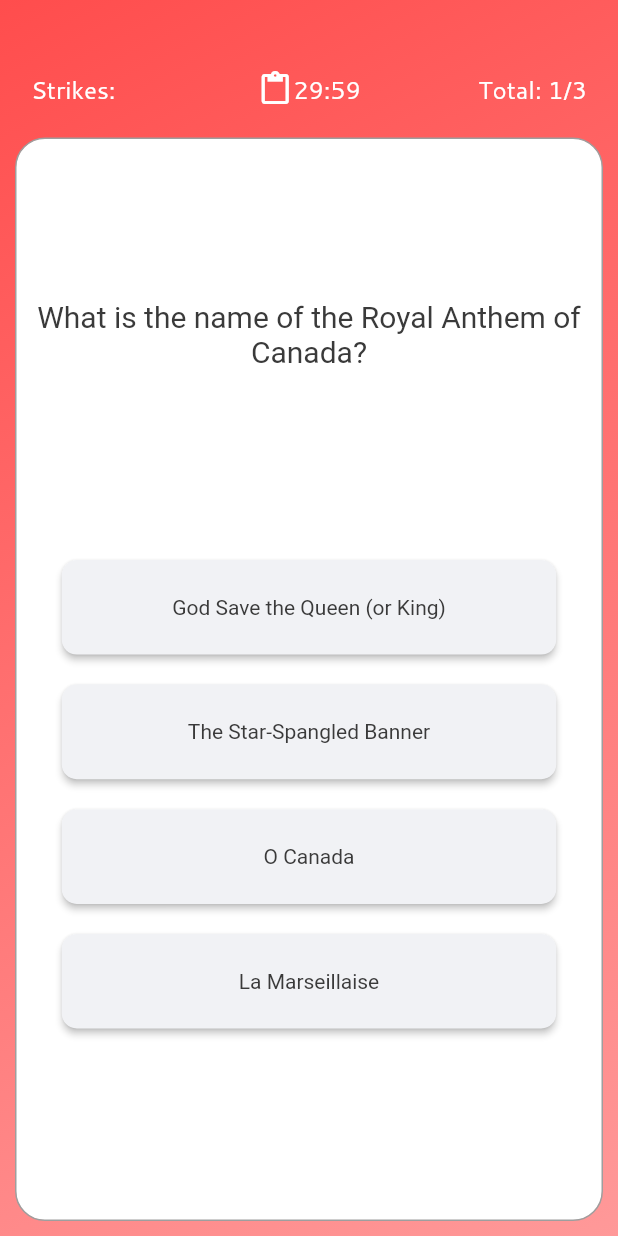
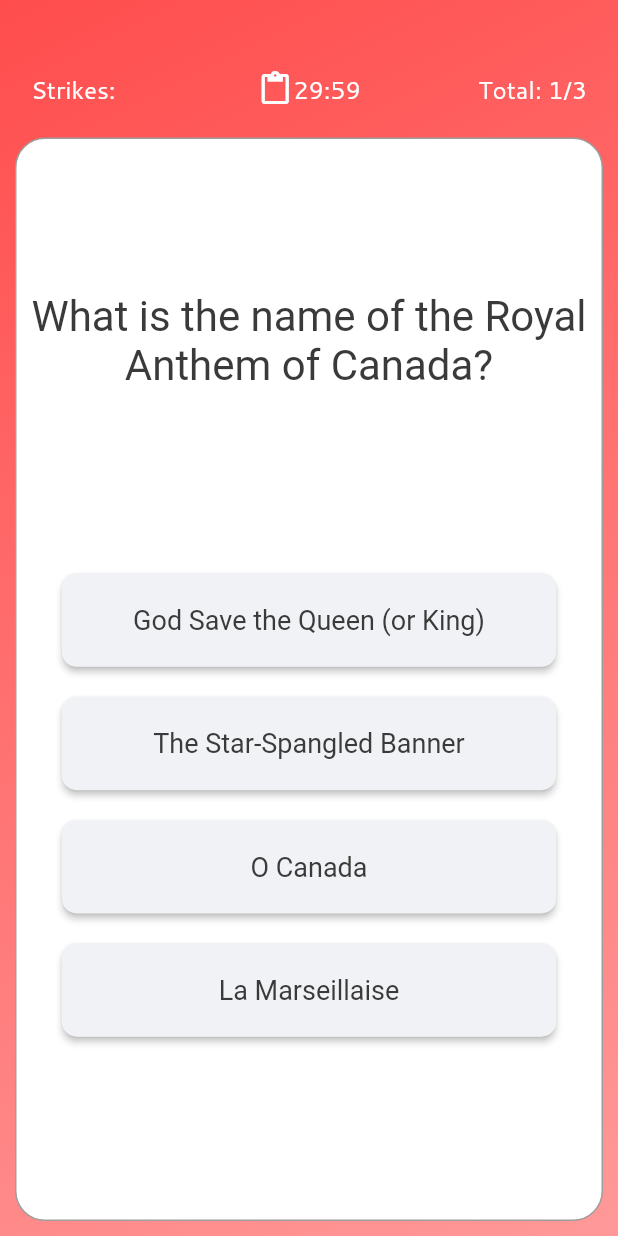
Before and after one commit to liangpeter08/quizlet, a Flutter app: the screen it shows after launch, after a tap on "Begin Test", on a phone screen of 412 x 824 dp. Run offline on Flutter 3.47's test engine with Material 2 defaults, Android fonts, the phone set to English and light mode, and no system bars; Roboto replaces fonts that are missing (font2).

Commit message:
change text size

```diff
--- a/lib/util/answerbutton.dart
+++ b/lib/util/answerbutton.dart
@@ -18,14 +18,13 @@ class QandA extends StatelessWidget {
   @override
   Widget build(BuildContext context) {
     double screenHeight = MediaQuery.of(context).size.height;
-    double screenWidth = MediaQuery.of(context).size.width;
     List<Widget> questionAndAnswer = new List<Widget>.generate(4, (i) {
       return SizedBox(
           width: MediaQuery.of(context).size.width * 80 / 100,
           child: Container(
             margin: EdgeInsets.only(top: 20),
             child: RaisedButton(
-              padding: EdgeInsets.all(screenHeight / 35),
+              padding: EdgeInsets.all(screenHeight / 40),
               shape: new RoundedRectangleBorder(borderRadius: new BorderRadius.circular(10.0)),
               color: this.selectedButton == i
                   ? answerOrder[i] == 1 ? Color(0xFF4fca94) : Color(0xFFe598a5)
@@ -38,6 +37,7 @@ class QandA extends StatelessWidget {
                   child: Text(currentQuestion[answerOrder[i]],
                       textAlign: TextAlign.center,
                       style: TextStyle(
+                        fontSize: TEXT_SIZE,
                           fontFamily: 'font2',
                           color: Color(0xFF3a3a3a),
                           fontWeight: FontWeight.normal))),
@@ -60,7 +60,7 @@ class QandA extends StatelessWidget {
                     style: TextStyle(
                         fontFamily: 'font2',
                         color: Color(0xFF3a3a3a),
-                        fontSize: 20)))));
+                        fontSize: TEXT_SIZE + 10)))));
                              questionAndAnswer.insert(0, Spacer());
  questionAndAnswer.add(Spacer());
     return
--- a/lib/util/enums.dart
+++ b/lib/util/enums.dart
@@ -6,3 +6,4 @@ enum AnimationState {
 const int TEST_LENGTH = 3;
 List<List<String>> questions;
 const int TEST_TIME_LIMIT = 1800;
+const double TEXT_SIZE = 18;
--- a/pubspec.yaml
+++ b/pubspec.yaml
@@ -19,7 +19,6 @@ environment:
 dependencies:
   flutter:
     sdk: flutter
-    uses-material-design: true
   better_moment: ^0.1.0
 
 
```
